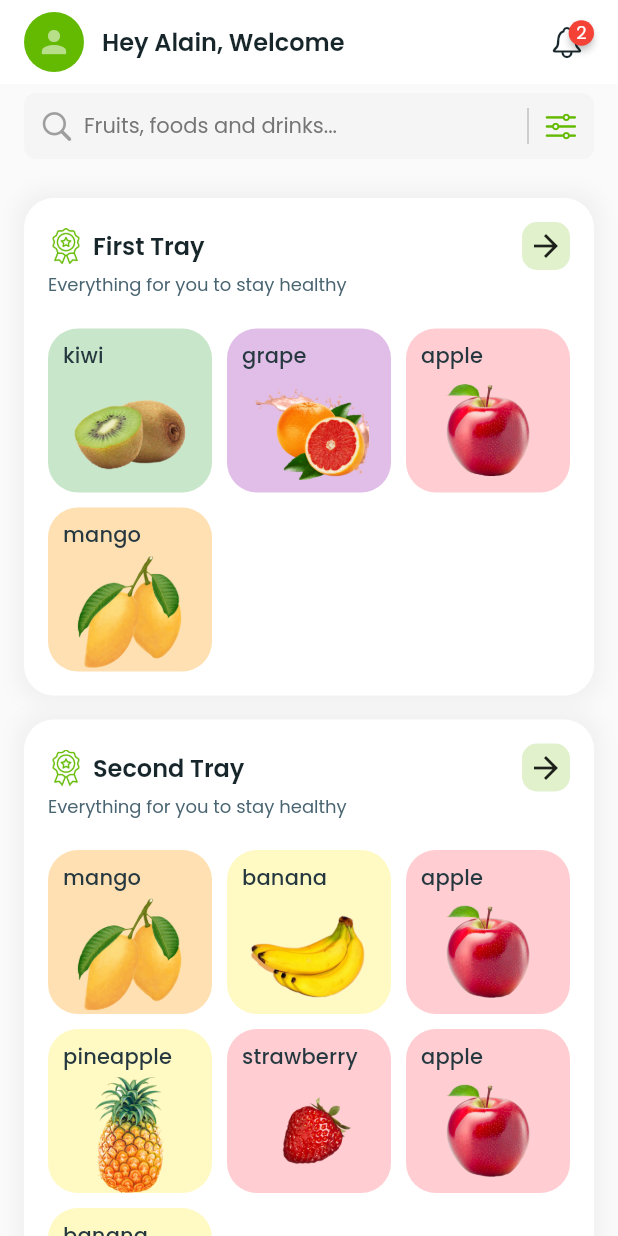
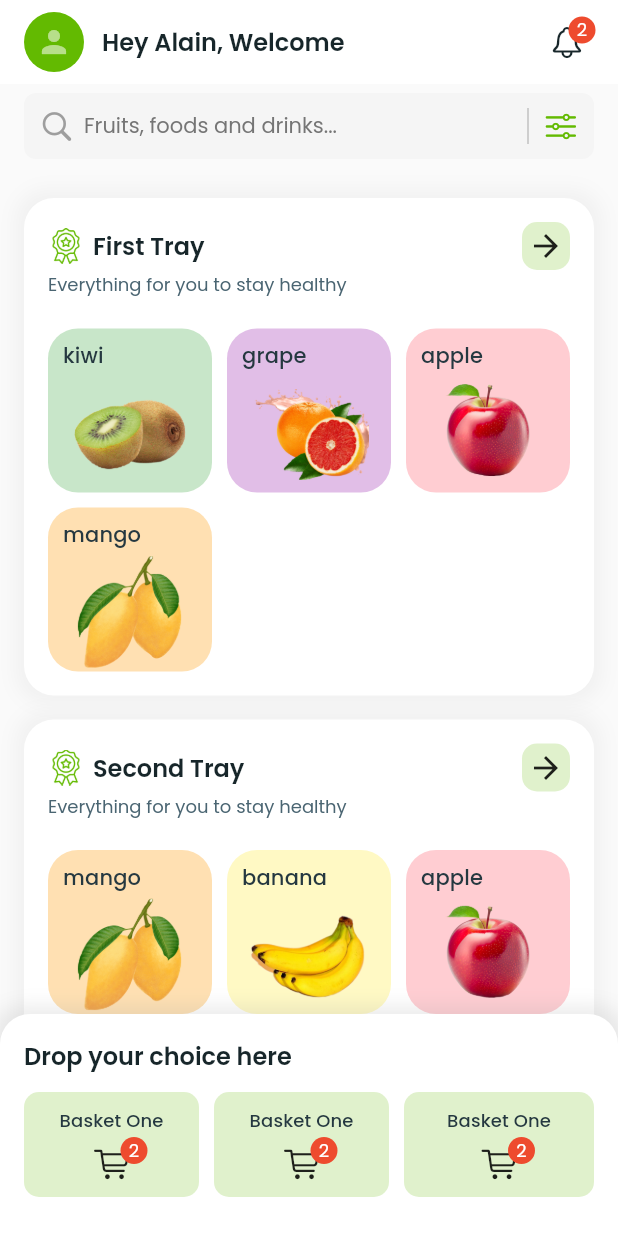
Before and after one commit to AlainMk/Twaiv-Test, a Flutter app: the screen it shows after launch, on a phone screen of 412 x 824 dp. Run offline on Flutter 3.47's test engine with Material 3 defaults, Android fonts, the phone set to English and light mode, and no system bars; drawn by our look-alikes of badges; our stand-ins replace get_it, google_fonts, rxdart, shared_preferences.

Commit message:
feat: added bottom baskets

```diff
--- /dev/null
+++ b/lib/pages/bottom_cart.dart
@@ -0,0 +1,96 @@
+import 'package:flutter/cupertino.dart';
+import 'package:flutter/material.dart';
+import 'package:twaiv_test/theme/border_radius.dart';
+import 'package:twaiv_test/theme/spacing.dart';
+
+class BottomCartsBar extends StatelessWidget {
+  const BottomCartsBar({
+    super.key,
+  });
+
+  @override
+  Widget build(BuildContext context) {
+    return Positioned(
+      bottom: TwaivSpacing.zero,
+      left: TwaivSpacing.zero,
+      right: TwaivSpacing.zero,
+      child: Container(
+        padding: const EdgeInsets.symmetric(
+          horizontal: TwaivSpacing.large,
+          vertical: TwaivSpacing.large,
+        ),
+        decoration: BoxDecoration(
+          color: Colors.white,
+          borderRadius: const BorderRadius.vertical(
+            top: Radius.circular(TwaivBorderRadius.big),
+          ),
+          boxShadow: [
+            BoxShadow(
+              color: Colors.grey.withOpacity(0.2),
+              blurRadius: 10,
+              spreadRadius: 5,
+            ),
+          ],
+        ),
+        child: Column(
+          crossAxisAlignment: CrossAxisAlignment.start,
+          children: [
+            Text(
+              'Drop your choice here',
+              style: Theme.of(context).textTheme.titleMedium,
+            ),
+            const SizedBox(height: TwaivSpacing.normal),
+            Row(
+              children: [
+                for (var i = 0; i < 3; i++)
+                  Expanded(
+                    child: Container(
+                      padding: const EdgeInsets.symmetric(
+                          vertical: TwaivSpacing.medium),
+                      margin: EdgeInsets.only(
+                        right: i != 2 ? TwaivSpacing.medium : TwaivSpacing.zero,
+                      ),
+                      decoration: BoxDecoration(
+                        color: Theme.of(context).primaryColor.withOpacity(0.2),
+                        borderRadius:
+                            BorderRadius.circular(TwaivBorderRadius.normal),
+                      ),
+                      child: Column(
+                        children: [
+                          Text(
+                            'Basket One',
+                            style: Theme.of(context)
+                                .textTheme
+                                .titleSmall!
+                                .copyWith(fontSize: 12),
+                          ),
+                          Container(
+                            margin: const EdgeInsets.only(
+                                top: TwaivSpacing.smallMedium),
+                            alignment: Alignment.center,
+                            child: Badge(
+                              label: Text(
+                                '2',
+                                style: Theme.of(context)
+                                    .textTheme
+                                    .bodySmall!
+                                    .copyWith(color: Colors.white),
+                              ),
+                              alignment: Alignment.topRight,
+                              offset: const Offset(10, -5),
+                              child: const Icon(CupertinoIcons.cart),
+                            ),
+                          ),
+                        ],
+                      ),
+                    ),
+                  ),
+              ],
+            ),
+            const SizedBox(height: TwaivSpacing.medium),
+          ],
+        ),
+      ),
+    );
+  }
+}
--- a/lib/pages/home.dart
+++ b/lib/pages/home.dart
@@ -1,6 +1,7 @@
 import 'package:flutter/material.dart';
 import 'package:twaiv_test/data/api/fake_data.dart';
 import 'package:twaiv_test/data/model/tray.dart';
+import 'package:twaiv_test/pages/bottom_cart.dart';
 import 'package:twaiv_test/pages/tray_item.dart';
 import 'package:twaiv_test/theme/spacing.dart';
 import 'package:twaiv_test/widgets/app_bar.dart';
@@ -19,8 +20,11 @@ class HomeScreen extends StatelessWidget {
           const SizedBox(height: TwaivSpacing.small),
           const SearchBox(),
           Expanded(
-            child: ListView.separated(
-              padding: const EdgeInsets.symmetric(vertical: TwaivSpacing.large),
+            child: Stack(
+              children: [
+                ListView.separated(
+                  padding:
+                      const EdgeInsets.symmetric(vertical: TwaivSpacing.large),
                   itemBuilder: (context, index) {
                     return TrayItem(tray: trays[index]);
                   },
@@ -29,6 +33,9 @@ class HomeScreen extends StatelessWidget {
                     return const SizedBox(height: TwaivSpacing.large);
                   },
                 ),
+                const BottomCartsBar()
+              ],
+            ),
           ),
         ],
       ),
--- a/lib/widgets/app_bar.dart
+++ b/lib/widgets/app_bar.dart
@@ -1,6 +1,5 @@
-import 'package:badges/badges.dart';
 import 'package:flutter/cupertino.dart';
-import 'package:flutter/material.dart' hide Badge;
+import 'package:flutter/material.dart';
 import 'package:twaiv_test/theme/spacing.dart';
 
 /// [AppBarHeader] is a widget that displays the header of the home screen.
@@ -39,14 +38,14 @@ class AppBarHeader extends StatelessWidget {
           ),
         ),
         Badge(
-          badgeContent: Text(
+          label: Text(
             '2',
             style: Theme.of(context)
                 .textTheme
                 .bodySmall!
                 .copyWith(color: Colors.white),
           ),
-          position: BadgePosition.topEnd(end: -6),
+          offset: const Offset(5, -4),
           child: Icon(
             CupertinoIcons.bell,
             color: Theme.of(context).textTheme.titleMedium!.color,
--- a/pubspec.yaml
+++ b/pubspec.yaml
@@ -16,7 +16,6 @@ dependencies:
   shared_preferences: ^2.2.2
   flutter_bloc: ^8.1.3
   rxdart: ^0.27.7
-  badges: ^3.1.2
 
 dev_dependencies:
   flutter_test:
```
Also changed, not shown: pubspec.lock. Lines whose indentation alone changed are shown as unchanged.
